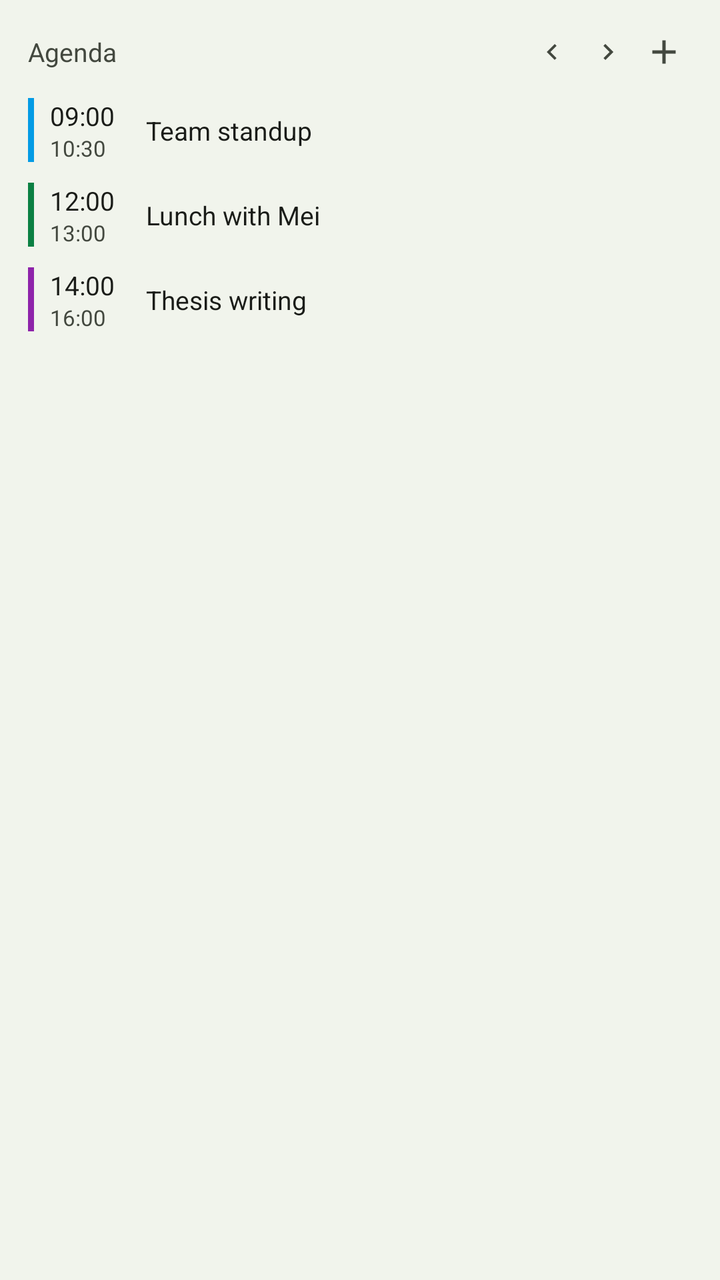
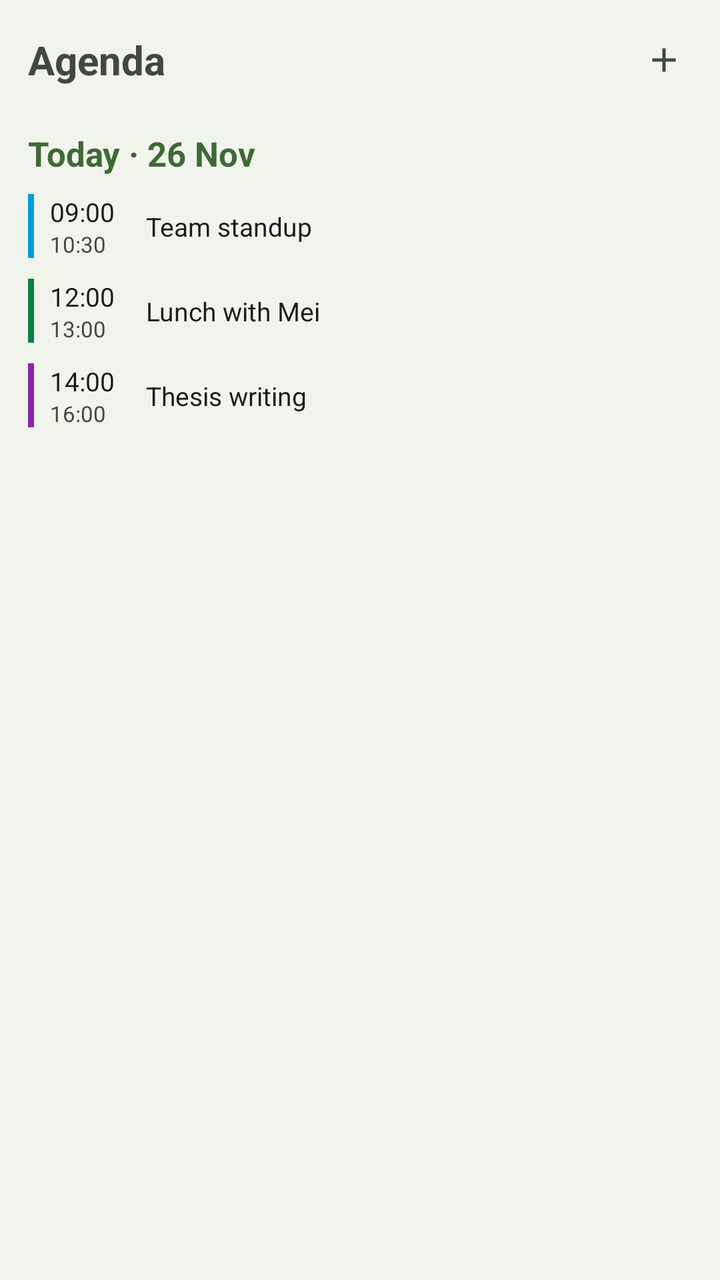

Before-and-after screenshots of an Android layout around one commit, followed by the original layout XML and the change that was made.
<!-- AndroidManifest.xml: application theme Theme.Schedule -->
<!-- res/layout/today_widget_preview.xml -->
<?xml version="1.0" encoding="utf-8"?>
<LinearLayout xmlns:android="http://schemas.android.com/apk/res/android"
    xmlns:tools="http://schemas.android.com/tools"
    android:layout_width="match_parent"
    android:layout_height="wrap_content"
    android:orientation="vertical"
    android:background="#F1F4EC"
    android:paddingStart="14dp"
    android:paddingEnd="14dp"
    android:paddingTop="14dp"
    android:paddingBottom="14dp"
    tools:ignore="HardcodedText">

    
    <LinearLayout
        android:layout_width="match_parent"
        android:layout_height="24dp"
        android:orientation="horizontal"
        android:gravity="center_vertical">

        <TextView
            android:layout_width="0dp"
            android:layout_height="wrap_content"
            android:layout_weight="1"
            android:fontFamily="sans-serif"
            android:textSize="13sp"
            android:maxLines="1"
            android:textColor="#43483F"
            android:text="Agenda" />

        <FrameLayout
            android:layout_width="28dp"
            android:layout_height="24dp">

            <ImageView
                android:layout_width="16dp"
                android:layout_height="16dp"
                android:layout_gravity="center"
                android:importantForAccessibility="no"
                android:tint="#43483F"
                android:src="@drawable/ic_widget_chevron_left" />
        </FrameLayout>

        <FrameLayout
            android:layout_width="28dp"
            android:layout_height="24dp">

            <ImageView
                android:layout_width="16dp"
                android:layout_height="16dp"
                android:layout_gravity="center"
                android:importantForAccessibility="no"
                android:tint="#43483F"
                android:src="@drawable/ic_widget_chevron_right" />
        </FrameLayout>

        <FrameLayout
            android:layout_width="28dp"
            android:layout_height="24dp">

            <ImageView
                android:layout_width="20dp"
                android:layout_height="20dp"
                android:layout_gravity="center"
                android:importantForAccessibility="no"
                android:tint="#43483F"
                android:src="@drawable/ic_widget_add" />
        </FrameLayout>
    </LinearLayout>

    <FrameLayout
        android:layout_width="match_parent"
        android:layout_height="6dp" />

    
    <LinearLayout style="@style/WidgetPreview.TodayRow">
        <FrameLayout style="@style/WidgetPreview.TodayBar" android:background="#039BE5" />
        <LinearLayout style="@style/WidgetPreview.TodayTimes">
            <TextView style="@style/WidgetPreview.TodayStart" android:text="09:00" />
            <TextView style="@style/WidgetPreview.TodayEnd" android:text="10:30" />
        </LinearLayout>
        <TextView style="@style/WidgetPreview.TodayTitle" android:text="Team standup" />
    </LinearLayout>

    <LinearLayout style="@style/WidgetPreview.TodayRow">
        <FrameLayout style="@style/WidgetPreview.TodayBar" android:background="#0B8043" />
        <LinearLayout style="@style/WidgetPreview.TodayTimes">
            <TextView style="@style/WidgetPreview.TodayStart" android:text="12:00" />
            <TextView style="@style/WidgetPreview.TodayEnd" android:text="13:00" />
        </LinearLayout>
        <TextView style="@style/WidgetPreview.TodayTitle" android:text="Lunch with Mei" />
    </LinearLayout>

    <LinearLayout style="@style/WidgetPreview.TodayRow">
        <FrameLayout style="@style/WidgetPreview.TodayBar" android:background="#8E24AA" />
        <LinearLayout style="@style/WidgetPreview.TodayTimes">
            <TextView style="@style/WidgetPreview.TodayStart" android:text="14:00" />
            <TextView style="@style/WidgetPreview.TodayEnd" android:text="16:00" />
        </LinearLayout>
        <TextView style="@style/WidgetPreview.TodayTitle" android:text="Thesis writing" />
    </LinearLayout>

</LinearLayout>
<!-- resources referenced by this layout -->
<resources>
  <!-- drawable ic_widget_add (drawable) -->
  <?xml version="1.0" encoding="utf-8"?>
  <vector xmlns:android="http://schemas.android.com/apk/res/android"
      android:width="24dp"
      android:height="24dp"
      android:viewportWidth="24"
      android:viewportHeight="24">
      <path
          android:fillColor="@color/widget_month_on_pill"
          android:pathData="M19,13h-6v6h-2v-6H5v-2h6V5h2v6h6v2z" />
  </vector>
  <!-- drawable ic_widget_chevron_left (drawable) -->
  <?xml version="1.0" encoding="utf-8"?>
  <vector xmlns:android="http://schemas.android.com/apk/res/android"
      android:width="24dp"
      android:height="24dp"
      android:viewportWidth="24"
      android:viewportHeight="24"
      android:autoMirrored="true">
      <path
          android:fillColor="@color/widget_month_text"
          android:pathData="M15.41,7.41L14,6l-6,6 6,6 1.41,-1.41L10.83,12z" />
  </vector>
  <!-- drawable ic_widget_chevron_right (drawable) -->
  <?xml version="1.0" encoding="utf-8"?>
  <vector xmlns:android="http://schemas.android.com/apk/res/android"
      android:width="24dp"
      android:height="24dp"
      android:viewportWidth="24"
      android:viewportHeight="24"
      android:autoMirrored="true">
      <path
          android:fillColor="@color/widget_month_text"
          android:pathData="M10,6L8.59,7.41 13.17,12l-4.58,4.59L10,18l6,-6z" />
  </vector>
  <style name="WidgetPreview.TodayBar">
          <item name="android:layout_width">3dp</item>
          <item name="android:layout_height">32dp</item>
          <item name="android:layout_marginEnd">8dp</item>
      </style>
  <style name="WidgetPreview.TodayEnd">
          <item name="android:layout_width">match_parent</item>
          <item name="android:layout_height">wrap_content</item>
          <item name="android:textSize">11sp</item>
          <item name="android:maxLines">1</item>
          <item name="android:textColor">#43483F</item>
      </style>
  <style name="WidgetPreview.TodayRow">
          <item name="android:layout_width">match_parent</item>
          <item name="android:layout_height">wrap_content</item>
          <item name="android:orientation">horizontal</item>
          <item name="android:gravity">center_vertical</item>
          <item name="android:paddingTop">5dp</item>
          <item name="android:paddingBottom">5dp</item>
      </style>
  <style name="WidgetPreview.TodayStart">
          <item name="android:layout_width">match_parent</item>
          <item name="android:layout_height">wrap_content</item>
          <item name="android:textSize">13sp</item>
          <item name="android:maxLines">1</item>
          <item name="android:textColor">#1A1C18</item>
      </style>
  <style name="WidgetPreview.TodayTimes">
          <item name="android:layout_width">40dp</item>
          <item name="android:layout_height">wrap_content</item>
          <item name="android:layout_marginEnd">8dp</item>
          <item name="android:orientation">vertical</item>
      </style>
  <style name="WidgetPreview.TodayTitle">
          <item name="android:layout_width">0dp</item>
          <item name="android:layout_height">wrap_content</item>
          <item name="android:layout_weight">1</item>
          <item name="android:textSize">13sp</item>
          <item name="android:maxLines">1</item>
          <item name="android:ellipsize">end</item>
          <item name="android:textColor">#1A1C18</item>
      </style>
  <style name="Theme.Schedule" parent="android:Theme.Material.Light.NoActionBar">
          <item name="android:windowBackground">@color/window_background</item>
      </style>
  <color name="widget_month_on_pill">#FF3C2454</color>
  <color name="widget_month_text">#FFE8E0EA</color>
  <color name="window_background">#F7F8FC</color>
</resources>

<!-- the commit's change to res/layout/today_widget_preview.xml (unified diff, before → after) -->
@@ -14,7 +14,7 @@
     
     <LinearLayout
         android:layout_width="match_parent"
-        android:layout_height="24dp"
+        android:layout_height="32dp"
         android:orientation="horizontal"
         android:gravity="center_vertical">
 
@@ -23,36 +23,11 @@
             android:layout_height="wrap_content"
             android:layout_weight="1"
             android:fontFamily="sans-serif"
-            android:textSize="13sp"
+            android:textStyle="bold"
+            android:textSize="20sp"
             android:maxLines="1"
             android:textColor="#43483F"
             android:text="Agenda" />
-
-        <FrameLayout
-            android:layout_width="28dp"
-            android:layout_height="24dp">
-
-            <ImageView
-                android:layout_width="16dp"
-                android:layout_height="16dp"
-                android:layout_gravity="center"
-                android:importantForAccessibility="no"
-                android:tint="#43483F"
-                android:src="@drawable/ic_widget_chevron_left" />
-        </FrameLayout>
-
-        <FrameLayout
-            android:layout_width="28dp"
-            android:layout_height="24dp">
-
-            <ImageView
-                android:layout_width="16dp"
-                android:layout_height="16dp"
-                android:layout_gravity="center"
-                android:importantForAccessibility="no"
-                android:tint="#43483F"
-                android:src="@drawable/ic_widget_chevron_right" />
-        </FrameLayout>
 
         <FrameLayout
             android:layout_width="28dp"
@@ -71,6 +46,19 @@
     <FrameLayout
         android:layout_width="match_parent"
         android:layout_height="6dp" />
+
+    
+    <TextView
+        android:layout_width="match_parent"
+        android:layout_height="40dp"
+        android:gravity="bottom|start"
+        android:paddingBottom="4dp"
+        android:fontFamily="sans-serif"
+        android:textStyle="bold"
+        android:textSize="17sp"
+        android:maxLines="1"
+        android:textColor="#3F6837"
+        android:text="Today · 26 Nov" />
 
     
     <LinearLayout style="@style/WidgetPreview.TodayRow">
<!-- resource entries referenced after the edit -->
@@ -10,30 +10,6 @@
       <path
           android:fillColor="@color/widget_month_on_pill"
           android:pathData="M19,13h-6v6h-2v-6H5v-2h6V5h2v6h6v2z" />
-  </vector>
-  <!-- drawable ic_widget_chevron_left (drawable) -->
-  <?xml version="1.0" encoding="utf-8"?>
-  <vector xmlns:android="http://schemas.android.com/apk/res/android"
-      android:width="24dp"
-      android:height="24dp"
-      android:viewportWidth="24"
-      android:viewportHeight="24"
-      android:autoMirrored="true">
-      <path
-          android:fillColor="@color/widget_month_text"
-          android:pathData="M15.41,7.41L14,6l-6,6 6,6 1.41,-1.41L10.83,12z" />
-  </vector>
-  <!-- drawable ic_widget_chevron_right (drawable) -->
-  <?xml version="1.0" encoding="utf-8"?>
-  <vector xmlns:android="http://schemas.android.com/apk/res/android"
-      android:width="24dp"
-      android:height="24dp"
-      android:viewportWidth="24"
-      android:viewportHeight="24"
-      android:autoMirrored="true">
-      <path
-          android:fillColor="@color/widget_month_text"
-          android:pathData="M10,6L8.59,7.41 13.17,12l-4.58,4.59L10,18l6,-6z" />
   </vector>
   <style name="WidgetPreview.TodayBar">
           <item name="android:layout_width">3dp</item>
@@ -81,7 +57,6 @@
           <item name="android:windowBackground">@color/window_background</item>
       </style>
   <color name="widget_month_on_pill">#FF3C2454</color>
-  <color name="widget_month_text">#FFE8E0EA</color>
   <color name="window_background">#F7F8FC</color>
 </resources>
 
